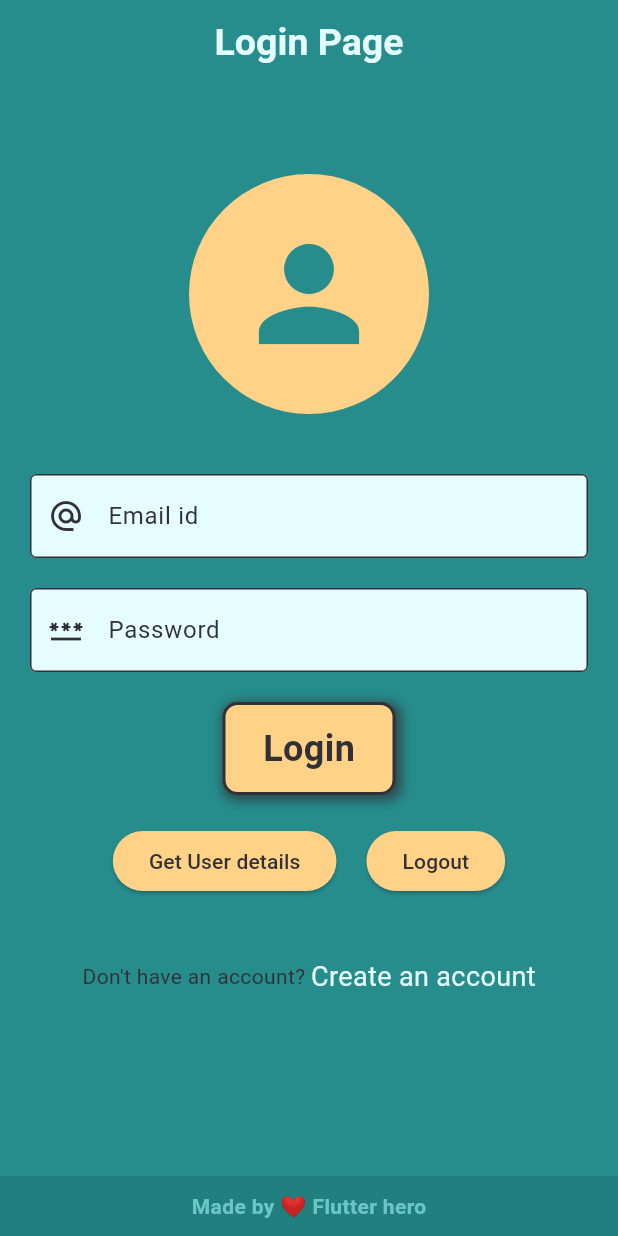
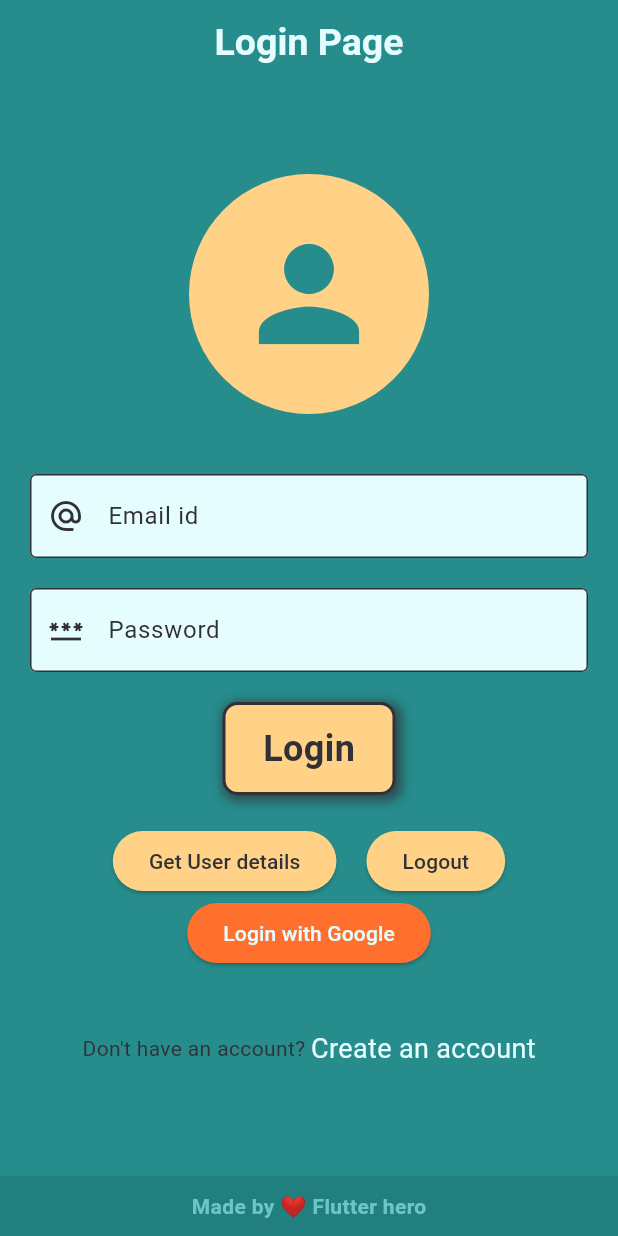
Before and after one commit to Nitishroy-7033/Todo-App-With-Appwrite--Flutter_hero-, a Flutter app: the screen it shows after launch, on a phone screen of 412 x 824 dp. Run offline on Flutter 3.47's test engine with Material 3 defaults, Android fonts, the phone set to English and light mode, and no system bars; our stand-ins replace appwrite, get.

Commit message:
[OAuth] Login with Google completed

```diff
--- a/lib/controllers/auth_controller.dart
+++ b/lib/controllers/auth_controller.dart
@@ -1,6 +1,9 @@
 import 'package:appwrite/appwrite.dart';
+import 'package:appwrite/enums.dart';
 import 'package:appwrite/models.dart';
 import 'package:get/get.dart';
+import 'package:todo_with_app_write/pages/auth/login_page.dart';
+import 'package:todo_with_app_write/pages/home_page.dart';
 import 'package:todo_with_app_write/services/app_write_service.dart';
 
 class AuthController extends GetxController {
@@ -39,6 +42,7 @@ class AuthController extends GetxController {
       );
        Get.rawSnackbar(message: "✅ Login Successful");
       print("✅ Login Successful");
+      Get.offAll(HomePage());
     } catch (ex) {
       Get.rawSnackbar(message: ex.toString());
       print("❌ Error While login ");
@@ -66,6 +70,7 @@ class AuthController extends GetxController {
     try{
       await appWriteService.account.deleteSession(sessionId: 'current');
       print("✅ User Logout");
+      Get.offAll(LoginPage());
     }
     catch(ex)
     {
@@ -74,4 +79,18 @@ class AuthController extends GetxController {
   }
 
 
+  Future<void> loginWithGoogle() async {
+    try{
+      final session = await appWriteService.account.createOAuth2Session(
+        provider: OAuthProvider.google,
+        );
+      Get.rawSnackbar(message: "✅ User login with Google");
+      print("✅ User login with Google");
+    }
+    catch(ex)
+    {
+      print("❌ Error while login with google ${ex}");
+    }
+  }
+
 }
--- a/lib/pages/auth/login_page.dart
+++ b/lib/pages/auth/login_page.dart
@@ -100,6 +100,24 @@ class LoginPage extends StatelessWidget {
                 ),
               ],
             ),
+            Row(
+              mainAxisAlignment: MainAxisAlignment.center,
+              children: [
+                ElevatedButton(
+                  onPressed: () {
+                    authController.loginWithGoogle();
+                  },
+                  style: ButtonStyle(
+                    backgroundColor: WidgetStateProperty.all(
+                        Theme.of(context).colorScheme.primary),
+                    foregroundColor: WidgetStateProperty.all(
+                        Theme.of(context).colorScheme.onPrimaryContainer),
+                  ),
+                  child: const Text("Login with Google"),
+                ),
+
+              ],
+            ),
             SizedBox(height: 40),
             Row(
               mainAxisAlignment: MainAxisAlignment.center,
```
Also changed, not shown: 1 other file.
